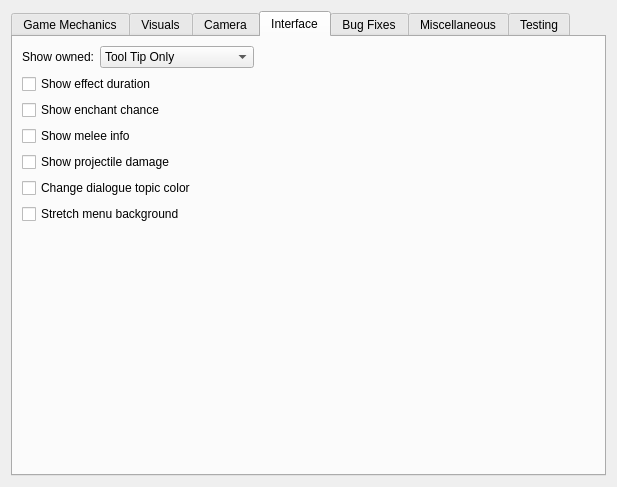
Before: the Qt Designer form files/ui/advancedpage.ui in sunhawken/openmw, drawn with Qt 5.
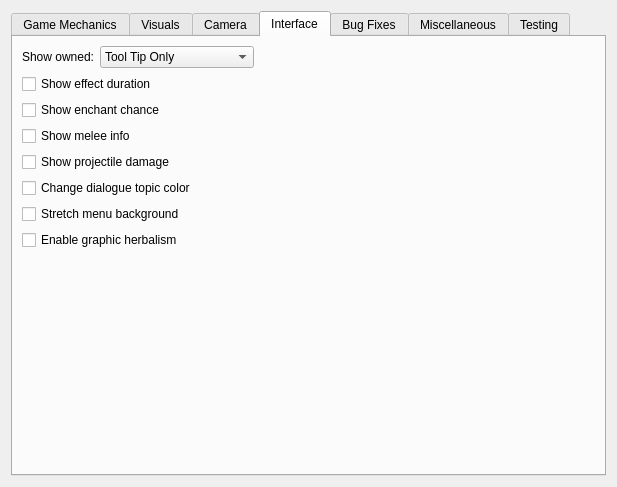
After: the same form once the commit is applied. The open tabs and pages were chosen to show the change.

Commit message: Add graphic herbalism to the launcher

```diff
--- a/files/ui/advancedpage.ui
+++ b/files/ui/advancedpage.ui
@@ -724,6 +724,16 @@
          </property>
         </widget>
        </item>
+       <item>
+        <widget class="QCheckBox" name="graphicHerbalismCheckBox">
+         <property name="toolTip">
+          <string>&lt;html&gt;&lt;head/&gt;&lt;body&gt;&lt;p&gt;If this setting is true, containers supporting graphic herbalism will do so instead of opening the menu.&lt;/p&gt;&lt;/body&gt;&lt;/html&gt;</string>
+         </property>
+         <property name="text">
+          <string>Enable graphic herbalism</string>
+         </property>
+        </widget>
+       </item>
        <item>
         <spacer name="verticalSpacer_2">
          <property name="orientation">
```
The commit also changes 3 other files.
